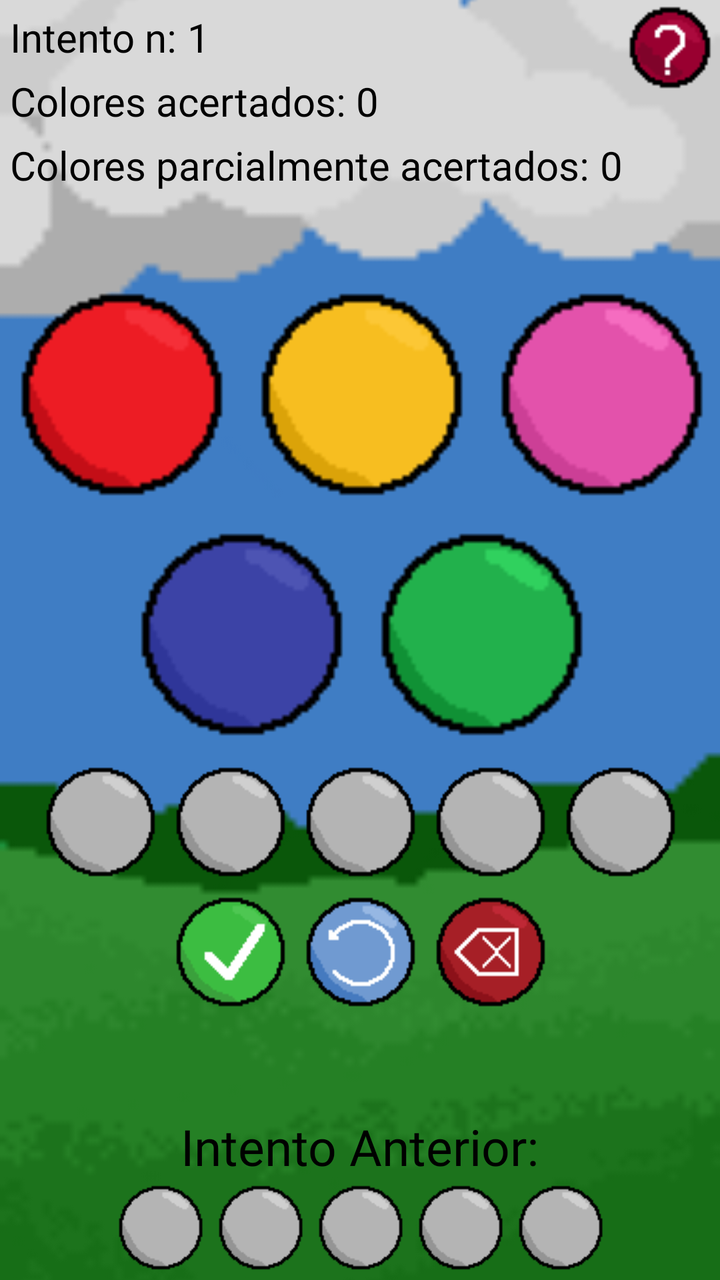
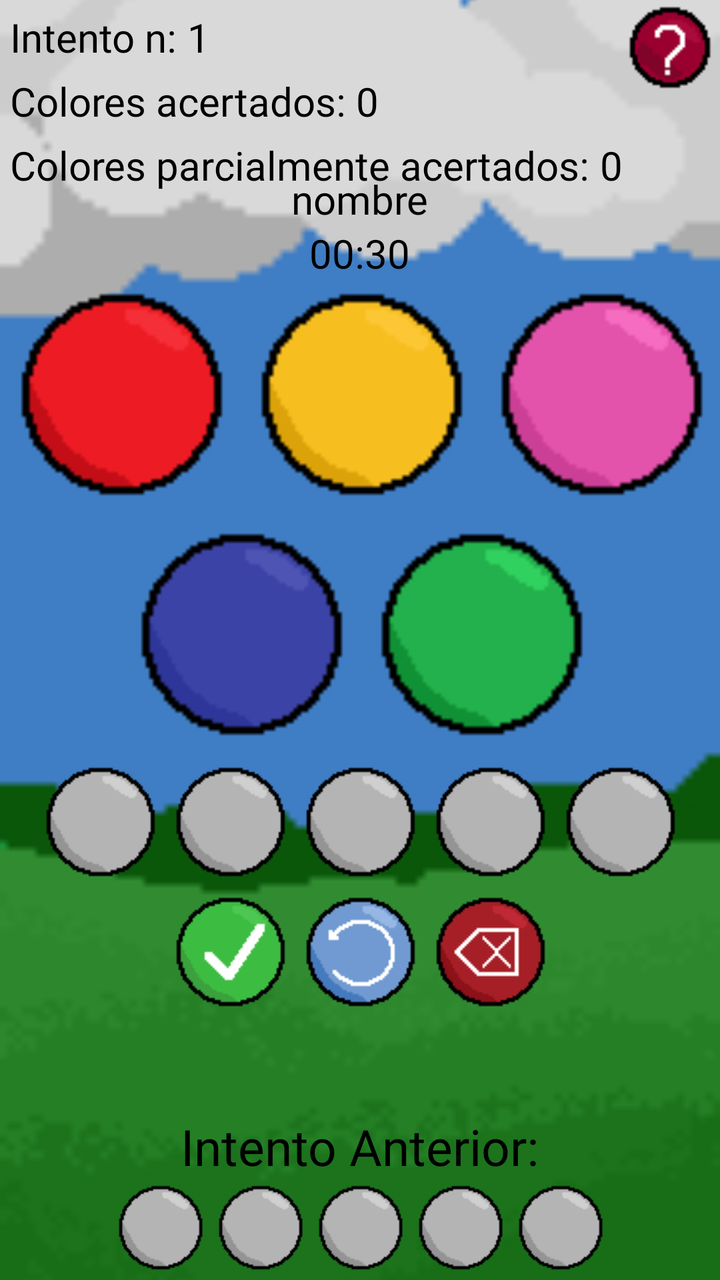

Screens rendered from an Android XML layout before and after an edit, with the pre-edit source and the edit as a unified diff.
<!-- AndroidManifest.xml: application theme Theme.MyApplication -->
<!-- res/layout/activity_main.xml -->
<?xml version="1.0" encoding="utf-8"?>
<RelativeLayout
    xmlns:android="http://schemas.android.com/apk/res/android"
    xmlns:app="http://schemas.android.com/apk/res-auto"
    xmlns:tools="http://schemas.android.com/tools"
    android:id="@+id/main"
    android:layout_width="match_parent"
    android:layout_height="match_parent"
    android:orientation="vertical"
    tools:context=".MainActivity">

<ImageView
    android:layout_width="match_parent"
    android:layout_height="match_parent"
    android:src="@drawable/fondonuevo"
    android:scaleType="centerCrop" />

<TextView
   style="@style/texts"
    android:layout_marginStart="5dp"
    android:layout_marginTop="5dp"
   android:id="@+id/cant"
   android:text="@string/textoIntento" />

<TextView
    style="@style/texts"
    android:id="@+id/num"
    android:layout_marginTop="5dp"
    android:layout_marginStart="5dp"
    android:layout_toEndOf="@id/cant"
    android:text="@string/cantIntento" />

<TextView
    style="@style/texts"
    android:id="@+id/gano"
    android:layout_above="@+id/botones2"
    android:text="@string/ganar"
    android:layout_centerInParent="true"
    android:visibility="gone"/>

<TextView
    style="@style/texts"
    android:id="@+id/acertados"
    android:layout_marginTop="5dp"
    android:layout_marginStart="5dp"
    android:layout_below="@id/cant"
    android:text="@string/textoAcertados" />

<TextView
    style="@style/texts"
    android:id="@+id/cantAcertados"
    android:layout_below="@id/cant"
    android:layout_marginStart="5dp"
    android:layout_marginTop="5dp"
    android:layout_toEndOf="@id/acertados"
    android:text="@string/cantAcertados" />

<TextView
    style="@style/texts"
    android:id="@+id/cantNoAcierto"
    android:layout_below="@id/acertados"
    android:layout_marginTop="5dp"
    android:layout_marginStart="5dp"
    android:layout_toEndOf="@id/noAcierto"
    android:text="@string/cantNoAcertados" />

    <TextView
    style="@style/texts"
    android:id="@+id/noAcierto"
        android:layout_marginStart="5dp"
        android:layout_marginTop="5dp"
    android:layout_width="wrap_content"
    android:layout_below="@id/acertados"
    android:text="@string/textoNoAcertados" />

<TextView
    style="@style/texts"
    android:fontFamily="@font/font"
    android:text="@string/IntentoAnterior"
    android:layout_above="@+id/anterior"
    android:layout_centerInParent="true"
    android:textSize="25sp"
    android:textColor="@color/black" />

<LinearLayout
    android:id="@+id/botones1"
    android:layout_width="wrap_content"
    android:layout_height="wrap_content"
    android:orientation="horizontal"
    android:layout_centerInParent="true"
    tools:context=".MainActivity">

    <ImageButton
        android:id="@+id/azul"
        style="@style/Buttons"
        android:src="@drawable/azul" />

    <ImageButton
        android:id="@+id/verde"
        style="@style/Buttons"
        android:src="@drawable/verde"
        android:visibility="visible"/>

</LinearLayout>

<LinearLayout
    android:id="@+id/botones2"
    android:layout_width="wrap_content"
    android:layout_height="wrap_content"
    android:orientation="horizontal"
    android:layout_above="@+id/botones1"
    android:layout_centerInParent="true"
    tools:context=".MainActivity">

    <ImageButton
        style="@style/Buttons"
        android:id="@+id/rojo"
        android:src="@drawable/rojo" />

    <ImageButton
        android:id="@+id/amarillo"
        style="@style/Buttons"
        android:src="@drawable/amarllo" />
    <ImageButton
        android:id="@+id/rosa"
        style="@style/Buttons"
        android:src="@drawable/rosa"
        android:visibility="visible"/>

</LinearLayout>

<LinearLayout
    android:id="@+id/ingreso"
    android:layout_width="wrap_content"
    android:layout_height="wrap_content"
    android:layout_below="@id/botones1"
    android:layout_centerInParent="true"
    android:orientation="horizontal">

    <ImageView
        android:id="@+id/btn0"
        android:layout_width="wrap_content"
        android:layout_height="match_parent"
        android:background="@drawable/gris" />

    <ImageView
        android:id="@+id/btn1"
        android:layout_width="wrap_content"
        android:layout_height="wrap_content"
        android:background="@drawable/gris" />

    <ImageView
        android:id="@+id/btn2"
        android:layout_width="wrap_content"
        android:layout_height="wrap_content"
        android:background="@drawable/gris" />

    <ImageView
        android:id="@+id/btn3"
        android:layout_width="wrap_content"
        android:layout_height="wrap_content"
        android:background="@drawable/gris"
        android:visibility="visible"/>

    <ImageView
        android:id="@+id/btn4"
        android:layout_width="wrap_content"
        android:layout_height="wrap_content"
        android:background="@drawable/gris"
        android:visibility="visible"/>

</LinearLayout>

<LinearLayout
    android:layout_below="@id/ingreso"
    android:layout_width="wrap_content"
    android:layout_height="wrap_content"
    android:layout_centerInParent="true"
    android:orientation="horizontal">

<ImageButton
    android:id="@+id/enviar"
    android:layout_width="wrap_content"
    android:layout_height="wrap_content"
    android:src="@drawable/aceptar"
    style="@style/Buttons"/>

<ImageButton
    android:id="@+id/reiniciar"
    android:layout_width="wrap_content"
    android:layout_height="wrap_content"
    android:src="@drawable/reiniciar"
    style="@style/Buttons" />

<ImageButton
    android:id="@+id/eliminar"
    android:layout_width="wrap_content"
    android:layout_height="wrap_content"
    android:src="@drawable/delete"
    style="@style/Buttons"/>
</LinearLayout>

<LinearLayout
    android:layout_width="wrap_content"
    android:layout_height="wrap_content"
    android:orientation="horizontal"
    android:id="@+id/anterior"
    android:layout_centerInParent="true"
    android:layout_alignParentBottom="true">

    <ImageView
        android:id="@+id/anteriorbtn0"
        android:layout_width="50dp"
        android:layout_height="50dp"
        android:background="@drawable/gris" />

    <ImageView
        android:id="@+id/anteriorbtn1"
        android:layout_width="50dp"
        android:layout_height="50dp"
        android:background="@drawable/gris" />

    <ImageView
        android:id="@+id/anteriorbtn2"
        android:layout_width="50dp"
        android:layout_height="50dp"
        android:background="@drawable/gris"/>

    <ImageView
        android:id="@+id/anteriorbtn3"
        android:layout_width="50dp"
        android:layout_height="50dp"
        android:background="@drawable/gris"
        android:visibility="visible"/>

    <ImageView
        android:id="@+id/anteriorbtn4"
        android:layout_width="50dp"
        android:layout_height="50dp"
        android:background="@drawable/gris"
        android:visibility="visible"/>

</LinearLayout>
    <ImageButton
        android:id="@+id/ayu"
        style="@style/Buttons"
        android:layout_width="50dp"
        android:layout_height="50dp"
        android:src="@drawable/ayuda"
        android:layout_alignParentEnd="true"
        >


    </ImageButton>
</RelativeLayout >
<!-- resources referenced by this layout -->
<resources>
  <color name="black">#FF000000</color>
  <!-- drawable aceptar: png bitmap (drawable, 1105 bytes) -->
  <!-- drawable amarllo: png bitmap (drawable, 968 bytes) -->
  <!-- drawable ayuda: png bitmap (drawable, 729 bytes) -->
  <!-- drawable azul: png bitmap (drawable, 971 bytes) -->
  <!-- drawable delete: png bitmap (drawable, 1234 bytes) -->
  <!-- drawable fondonuevo: png bitmap (drawable, 4610 bytes) -->
  <!-- drawable gris: png bitmap (drawable, 955 bytes) -->
  <!-- drawable reiniciar: png bitmap (drawable, 1202 bytes) -->
  <!-- drawable rojo: png bitmap (drawable, 965 bytes) -->
  <!-- drawable rosa: png bitmap (drawable, 973 bytes) -->
  <!-- drawable verde: png bitmap (drawable, 969 bytes) -->
  <string name="IntentoAnterior">Intento Anterior:</string>
  <string name="cantAcertados" translatable="false">0</string>
  <string name="cantIntento" translatable="false">1</string>
  <string name="cantNoAcertados" translatable="false">0</string>
  <string name="ganar">Ganaste!!</string>
  <string name="textoAcertados">Colores acertados:</string>
  <string name="textoIntento">Intento n: </string>
  <string name="textoNoAcertados">Colores parcialmente acertados:</string>
  <style name="Buttons">
          <item name="android:layout_width">120dp</item>
          <item name="android:layout_height">120dp</item>
          <item name="android:layout_gravity">center_vertical</item>
          <item name="android:background">?attr/selectableItemBackgroundBorderless</item>
          <item name="android:scaleType">centerCrop</item>
      </style>
  <style name="texts">
          <item name="android:layout_width">wrap_content</item>
          <item name="android:layout_height">wrap_content</item>
          <item name="android:fontFamily">@font/font</item>
          <item name="android:textColor">@color/black</item>
          <item name="android:textSize">20sp</item>
      </style>
  <style name="Theme.MyApplication" parent="Base.Theme.MyApplication" />
  <style name="Base.Theme.MyApplication" parent="Theme.Material3.DayNight.NoActionBar">
          
          
      </style>
</resources>

<!-- the commit's change to res/layout/activity_main.xml (unified diff, before → after) -->
@@ -16,6 +16,19 @@
     android:scaleType="centerCrop" />
 
 <TextView
+    android:id="@+id/nombre"
+    style="@style/texts"
+    android:text="nombre"
+    android:layout_above="@id/tiempo"
+    android:layout_centerInParent="true"/>
+<TextView
+    android:id="@+id/tiempo"
+    style="@style/texts"
+    android:text="00:30"
+    android:layout_above="@id/botones2"
+    android:layout_centerInParent="true"
+    />
+<TextView
    style="@style/texts"
     android:layout_marginStart="5dp"
     android:layout_marginTop="5dp"
@@ -33,7 +46,7 @@
 <TextView
     style="@style/texts"
     android:id="@+id/gano"
-    android:layout_above="@+id/botones2"
+    android:layout_above="@+id/nombre"
     android:text="@string/ganar"
     android:layout_centerInParent="true"
     android:visibility="gone"/>
